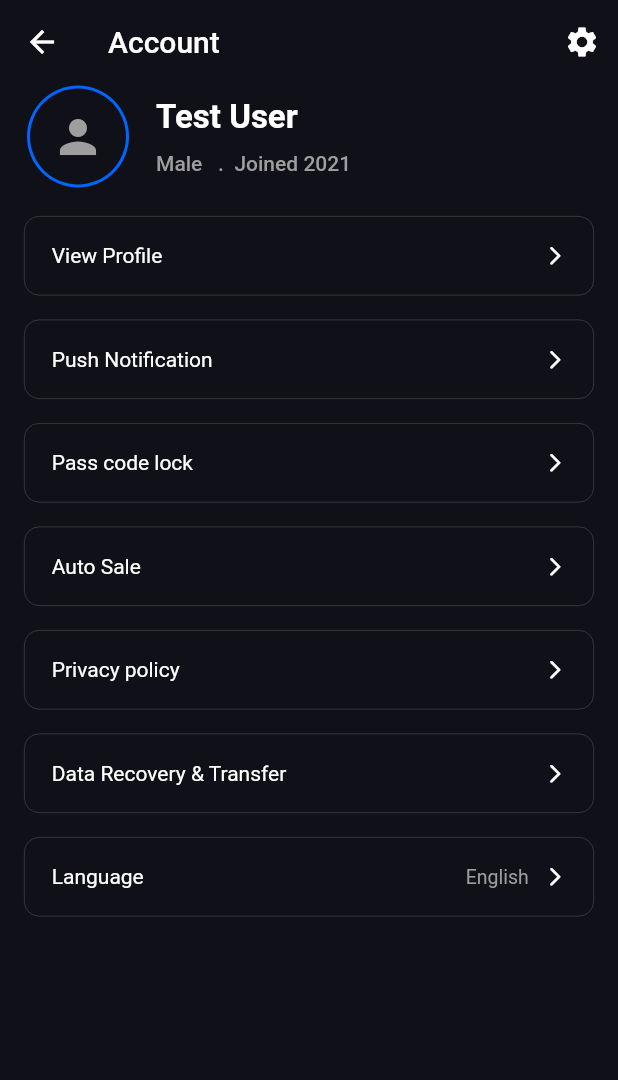
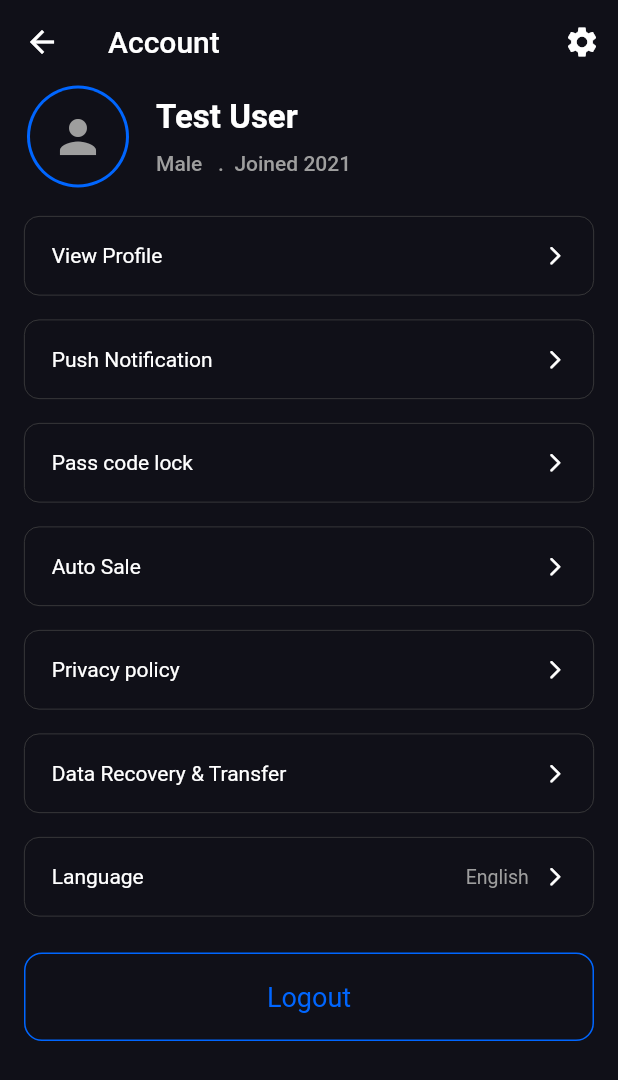
Before and after one commit to askabdulhaseeb/wuu-wallet-crypto, a Flutter app: the ProfilePage screen opened directly, on a phone screen of 412 x 824 dp. Shown: the top 1080 px of the screen. Run offline on Flutter 3.47's test engine with Material 2 defaults, Android fonts, the phone set to English and light mode, and no system bars; our stand-ins replace cloud_firestore, extended_image, firebase_auth, firebase_core, introduction_screen, pin_code_fields; accounts and stored records are empty.

Commit message:
Update profile_page.dart

```diff
--- a/lib/screens/main_pages/profile_page.dart
+++ b/lib/screens/main_pages/profile_page.dart
@@ -4,8 +4,10 @@ import 'package:provider/provider.dart';
 
 import '../../providers/user_provider.dart';
 import '../../widget/custom_widgets/circular_profile_image.dart';
+import '../../widget/custom_widgets/custom_elevated_button.dart';
 import '../../widget/custom_widgets/title_clickable_tile.dart';
 import '../../widget/profile/user_profile_info_card.dart';
+import '../setting_screen/setting_screen.dart';
 
 class ProfilePage extends StatelessWidget {
   const ProfilePage({Key? key}) : super(key: key);
@@ -17,7 +19,9 @@ class ProfilePage extends StatelessWidget {
         title: const Text('Account'),
         actions: <Widget>[
           IconButton(
-            onPressed: () {},
+            onPressed: () => Navigator.of(context).pushNamed(
+              SettingScreen.rotueName,
+            ),
             icon: const Icon(Icons.settings),
           ),
         ],
@@ -48,6 +52,19 @@ class ProfilePage extends StatelessWidget {
                   ),
                   onTap: () {},
                 ),
+                const SizedBox(height: 10),
+                CustomElevatedButton(
+                  title: 'Logout',
+                  bgColor: Colors.transparent,
+                  padding: const EdgeInsets.symmetric(vertical: 18),
+                  textStyle: TextStyle(
+                    color: Theme.of(context).primaryColor,
+                    fontSize: 18,
+                  ),
+                  border: Border.all(color: Theme.of(context).primaryColor),
+                  onTap: () {},
+                ),
+                const SizedBox(height: 60),
               ],
             ),
           ),
```
